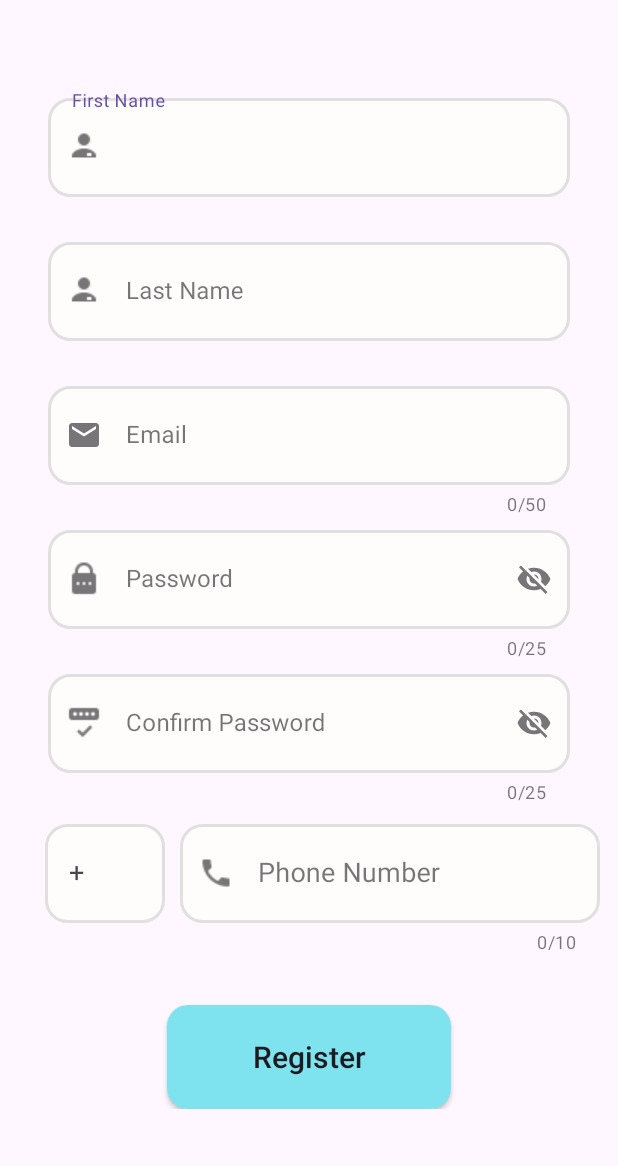
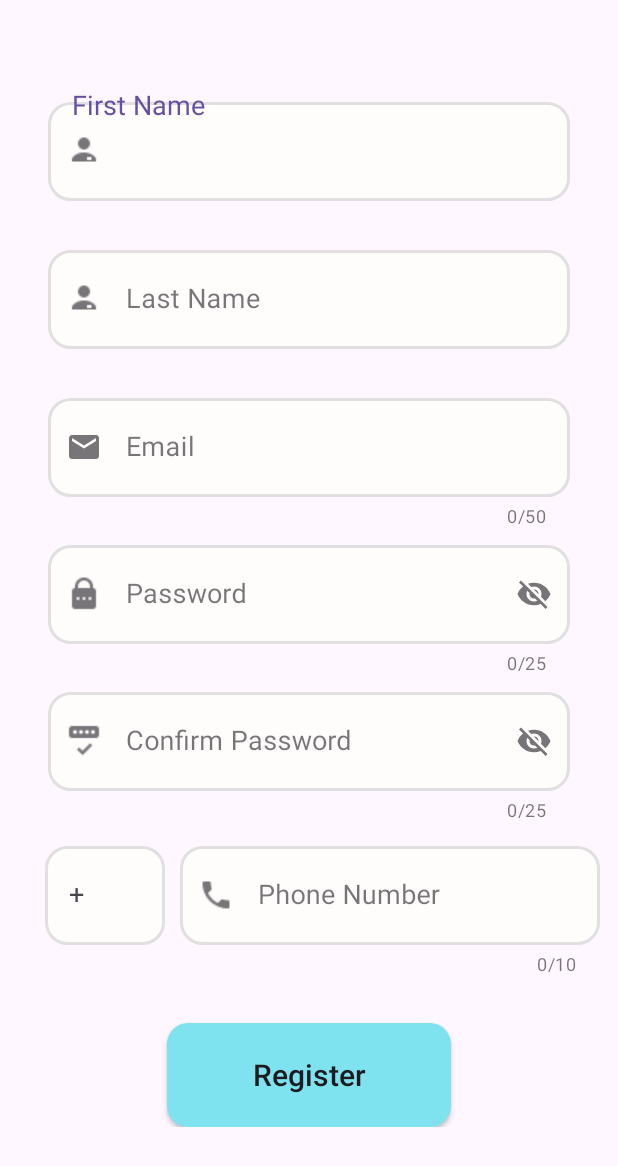
Before and after one commit to AnasBahjat/graduationProject, an Android app: the RegisterActivity screen opened directly, with no data from a screen before it, on a phone screen of 412 x 824 dp. Shown: the top 1166 px of the screen. Run offline under Robolectric (Android 15) with nearby library versions, the phone set to English and light mode, and no system bars.

Commit message:
Finishing the first design of the RegisterActivity and checking the input if it's correct or not .. 2/3/2024

```diff
--- a/app/build.gradle
+++ b/app/build.gradle
@@ -37,4 +37,6 @@ dependencies {
     testImplementation libs.junit
     androidTestImplementation libs.ext.junit
     androidTestImplementation libs.espresso.core
+    implementation 'com.google.android.gms:play-services-auth:20.7.0'
+
 }
--- a/app/src/main/AndroidManifest.xml
+++ b/app/src/main/AndroidManifest.xml
@@ -14,7 +14,8 @@
         tools:targetApi="31">
         <activity
             android:name=".RegisterActivity"
-            android:exported="false" />
+            android:exported="false"
+            android:windowSoftInputMode="adjustPan"/>
         <activity
             android:name=".IntroActivity"
             android:exported="true">
--- a/app/src/main/res/layout/activity_register.xml
+++ b/app/src/main/res/layout/activity_register.xml
@@ -25,15 +25,17 @@
                 android:layout_marginTop="60dp"
                 android:layout_marginEnd="32dp"
                 android:hint="First Name"
+                app:hintTextAppearance="@style/CustomHintTextAppearance"
                 app:endIconMode="clear_text"
                 app:errorEnabled="true"
                 app:errorIconDrawable="@drawable/baseline_error_24"
                 app:startIconDrawable="@drawable/firstname_icon">
 
                 <EditText
+                    android:layout_width="match_parent"
+                    android:layout_height="66dp"
                     android:background="@drawable/edit_text_style"
-                    android:layout_width="match_parent"
-                    android:layout_height="66dp" />
+                    android:textSize="18sp" />
             </com.google.android.material.textfield.TextInputLayout>
 
             <com.google.android.material.textfield.TextInputLayout
@@ -45,7 +47,7 @@
                 android:layout_marginTop="4dp"
                 android:layout_marginEnd="32dp"
                 android:hint="Last Name"
-
+                app:hintTextAppearance="@style/CustomHintTextAppearance"
                 app:endIconMode="clear_text"
                 app:errorEnabled="true"
                 app:errorIconDrawable="@drawable/baseline_error_24"
@@ -54,7 +56,7 @@
                 <EditText
                     android:background="@drawable/edit_text_style"
                     android:layout_width="match_parent"
-
+                    android:textSize="18sp"
                     android:layout_height="66dp" />
             </com.google.android.material.textfield.TextInputLayout>
 
@@ -70,6 +72,7 @@
                 app:counterEnabled="true"
                 app:counterMaxLength="50"
                 app:endIconMode="clear_text"
+                app:hintTextAppearance="@style/CustomHintTextAppearance"
                 app:errorEnabled="true"
                 app:errorIconDrawable="@drawable/baseline_error_24"
                 app:startIconDrawable="@drawable/email_icon">
@@ -78,6 +81,7 @@
                     android:background="@drawable/edit_text_style"
                     android:layout_width="match_parent"
                     android:maxLength="50"
+                    android:textSize="18sp"
                     android:layout_height="66dp" />
             </com.google.android.material.textfield.TextInputLayout>
 
@@ -93,6 +97,7 @@
                 app:counterEnabled="true"
                 app:counterMaxLength="25"
                 app:endIconMode="password_toggle"
+                app:hintTextAppearance="@style/passwordText"
                 app:errorEnabled="true"
                 app:errorIconDrawable="@drawable/baseline_error_24"
                 app:startIconDrawable="@drawable/password_login">
@@ -100,6 +105,7 @@
                 <EditText
                     android:background="@drawable/edit_text_style"
                     android:layout_width="match_parent"
+                    android:textSize="18sp"
                     android:layout_height="66dp" />
             </com.google.android.material.textfield.TextInputLayout>
 
@@ -116,12 +122,14 @@
                 app:counterMaxLength="25"
                 app:endIconMode="password_toggle"
                 app:errorEnabled="true"
+                app:hintTextAppearance="@style/passwordText"
                 app:errorIconDrawable="@drawable/baseline_error_24"
                 app:startIconDrawable="@drawable/confirm_password">
 
                 <EditText
                     android:background="@drawable/edit_text_style"
                     android:layout_width="match_parent"
+                    android:textSize="18sp"
                     android:layout_height="66dp" />
             </com.google.android.material.textfield.TextInputLayout>
 
@@ -141,9 +149,8 @@
                     app:hintEnabled="true"
                     app:prefixText="+"
                     android:hint="+"
+                    app:hintTextAppearance="@style/CustomHintTextAppearance"
                     app:prefixTextColor="@color/black">
-
-
                   <EditText
                         android:layout_width="80dp"
                         android:layout_height="66dp"
--- a/app/src/main/res/values/styles.xml
+++ b/app/src/main/res/values/styles.xml
@@ -1,4 +1,10 @@
 <?xml version="1.0" encoding="utf-8"?>
 <resources>
+    <style name="CustomHintTextAppearance" parent="TextAppearance.Design.Hint">
+        <item name="android:textSize">18sp</item>
+    </style>
 
+    <style name="passwordText" parent="TextAppearance.Design.Hint">
+        <item name="android:textSize">16.5sp</item>
+    </style>
 </resources>
```
Also changed, not shown: app/src/main/java/com/example/graduationproject/RegisterActivity.java (+29 -7 lines).
